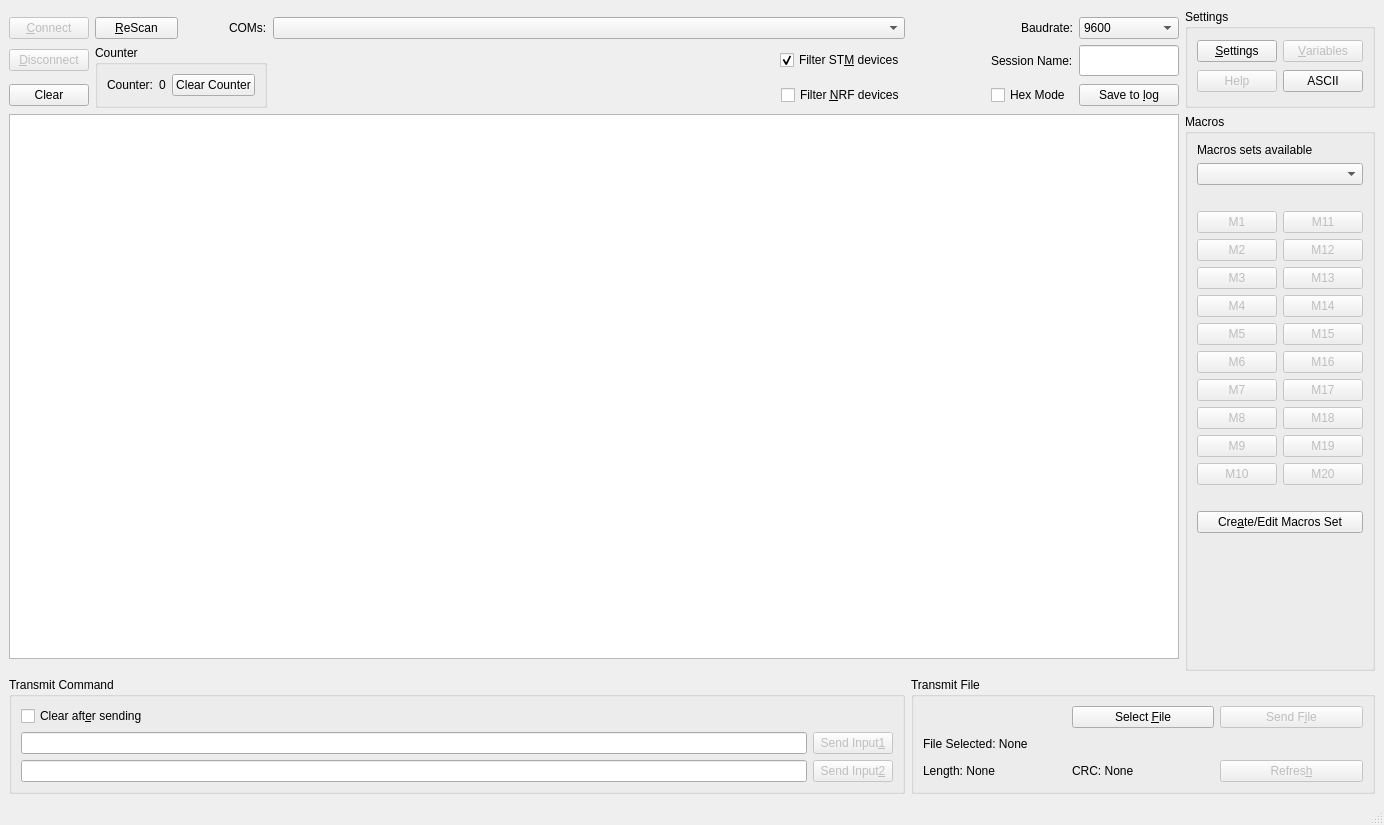
Old version of the form Terminal.ui in the repository notiel/OstrannaTerminal.
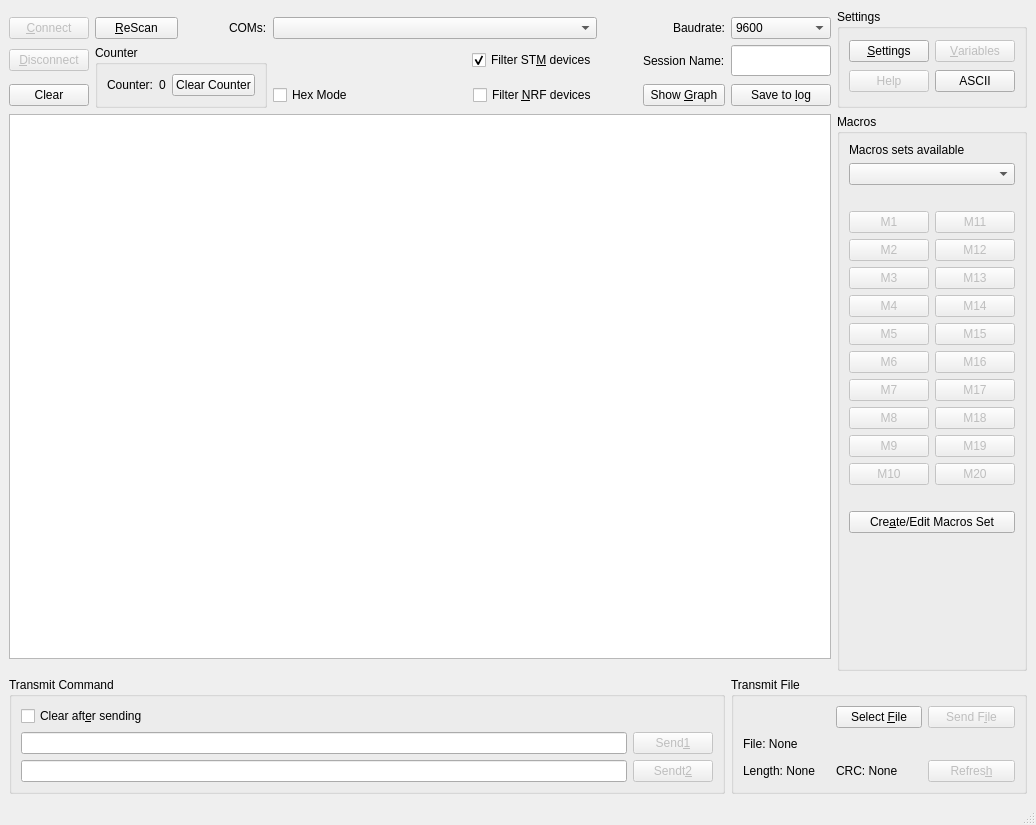
New version of the form. Icons and pictures are not drawn.

The edit to the form file:
```diff
--- a/Terminal.ui
+++ b/Terminal.ui
@@ -6,7 +6,7 @@
    <rect>
     <x>0</x>
     <y>0</y>
-    <width>1384</width>
+    <width>1036</width>
     <height>825</height>
    </rect>
   </property>
@@ -349,51 +349,6 @@
       </property>
      </widget>
     </item>
-    <item row="27" column="0" rowspan="2" colspan="11">
-     <widget class="QGroupBox" name="GBTansmit">
-      <property name="title">
-       <string>Transmit Command</string>
-      </property>
-      <layout class="QGridLayout" name="gridLayout_8">
-       <item row="2" column="0">
-        <widget class="QLineEdit" name="TxtTransmit"/>
-       </item>
-       <item row="2" column="1">
-        <widget class="QPushButton" name="BtnSend">
-         <property name="enabled">
-          <bool>false</bool>
-         </property>
-         <property name="text">
-          <string>Send Input&amp;2</string>
-         </property>
-        </widget>
-       </item>
-       <item row="1" column="1">
-        <widget class="QPushButton" name="BtnSend2">
-         <property name="enabled">
-          <bool>false</bool>
-         </property>
-         <property name="text">
-          <string>Send Input&amp;1</string>
-         </property>
-        </widget>
-       </item>
-       <item row="1" column="0">
-        <widget class="QLineEdit" name="TxtTransmit2"/>
-       </item>
-       <item row="0" column="0">
-        <widget class="QCheckBox" name="CBClear">
-         <property name="text">
-          <string>Clear aft&amp;er sending</string>
-         </property>
-         <property name="checked">
-          <bool>false</bool>
-         </property>
-        </widget>
-       </item>
-      </layout>
-     </widget>
-    </item>
     <item row="3" column="14" rowspan="4" colspan="2">
      <widget class="QGroupBox" name="GBSettings">
       <property name="title">
@@ -456,13 +411,6 @@
       </property>
      </widget>
     </item>
-    <item row="6" column="12">
-     <widget class="QCheckBox" name="CBHex">
-      <property name="text">
-       <string>Hex Mode</string>
-      </property>
-     </widget>
-    </item>
     <item row="5" column="13">
      <widget class="QLineEdit" name="LineName">
       <property name="sizePolicy">
@@ -484,67 +432,6 @@
       </property>
      </widget>
     </item>
-    <item row="27" column="11" rowspan="2" colspan="5">
-     <widget class="QGroupBox" name="GBTransmit">
-      <property name="title">
-       <string>Transmit File</string>
-      </property>
-      <layout class="QGridLayout" name="gridLayout_7">
-       <item row="2" column="0">
-        <widget class="QLabel" name="LblLength">
-         <property name="text">
-          <string>Length: None</string>
-         </property>
-        </widget>
-       </item>
-       <item row="2" column="1">
-        <widget class="QLabel" name="LblCrc">
-         <property name="text">
-          <string>CRC: None</string>
-         </property>
-        </widget>
-       </item>
-       <item row="2" column="2">
-        <widget class="QPushButton" name="BtnRefresh">
-         <property name="enabled">
-          <bool>false</bool>
-         </property>
-         <property name="text">
-          <string>Refres&amp;h</string>
-         </property>
-         <property name="icon">
-          <iconset resource="logo.qrc">
-           <normaloff>:/Refresh/icon/kisspng_computer_icons_icon_design_clip_art_database_icon_5ab2e5fb7763e8.png</normaloff>:/Refresh/icon/kisspng_computer_icons_icon_design_clip_art_database_icon_5ab2e5fb7763e8.png</iconset>
-         </property>
-        </widget>
-       </item>
-       <item row="0" column="2">
-        <widget class="QPushButton" name="BtnSendFile">
-         <property name="enabled">
-          <bool>false</bool>
-         </property>
-         <property name="text">
-          <string>Send F&amp;ile</string>
-         </property>
-        </widget>
-       </item>
-       <item row="0" column="1">
-        <widget class="QPushButton" name="BtnFile">
-         <property name="text">
-          <string>Select &amp;File</string>
-         </property>
-        </widget>
-       </item>
-       <item row="1" column="0" colspan="3">
-        <widget class="QLabel" name="LblFile">
-         <property name="text">
-          <string>File Selected: None</string>
-         </property>
-        </widget>
-       </item>
-      </layout>
-     </widget>
-    </item>
     <item row="6" column="13">
      <widget class="QPushButton" name="BtnSave">
       <property name="maximumSize">
@@ -665,6 +552,126 @@
       </property>
      </widget>
     </item>
+    <item row="27" column="13" rowspan="2" colspan="3">
+     <widget class="QGroupBox" name="GBTransmit">
+      <property name="title">
+       <string>Transmit File</string>
+      </property>
+      <layout class="QGridLayout" name="gridLayout_7">
+       <item row="2" column="0">
+        <widget class="QLabel" name="LblLength">
+         <property name="text">
+          <string>Length: None</string>
+         </property>
+        </widget>
+       </item>
+       <item row="2" column="1">
+        <widget class="QLabel" name="LblCrc">
+         <property name="text">
+          <string>CRC: None</string>
+         </property>
+        </widget>
+       </item>
+       <item row="2" column="2">
+        <widget class="QPushButton" name="BtnRefresh">
+         <property name="enabled">
+          <bool>false</bool>
+         </property>
+         <property name="text">
+          <string>Refres&amp;h</string>
+         </property>
+         <property name="icon">
+          <iconset resource="logo.qrc">
+           <normaloff>:/Refresh/icon/kisspng_computer_icons_icon_design_clip_art_database_icon_5ab2e5fb7763e8.png</normaloff>:/Refresh/icon/kisspng_computer_icons_icon_design_clip_art_database_icon_5ab2e5fb7763e8.png</iconset>
+         </property>
+        </widget>
+       </item>
+       <item row="0" column="2">
+        <widget class="QPushButton" name="BtnSendFile">
+         <property name="enabled">
+          <bool>false</bool>
+         </property>
+         <property name="text">
+          <string>Send F&amp;ile</string>
+         </property>
+        </widget>
+       </item>
+       <item row="0" column="1">
+        <widget class="QPushButton" name="BtnFile">
+         <property name="text">
+          <string>Select &amp;File</string>
+         </property>
+        </widget>
+       </item>
+       <item row="1" column="0" colspan="3">
+        <widget class="QLabel" name="LblFile">
+         <property name="text">
+          <string>File: None</string>
+         </property>
+        </widget>
+       </item>
+      </layout>
+     </widget>
+    </item>
+    <item row="27" column="0" rowspan="2" colspan="13">
+     <widget class="QGroupBox" name="GBTansmit">
+      <property name="title">
+       <string>Transmit Command</string>
+      </property>
+      <layout class="QGridLayout" name="gridLayout_8">
+       <item row="2" column="0">
+        <widget class="QLineEdit" name="TxtTransmit"/>
+       </item>
+       <item row="2" column="1">
+        <widget class="QPushButton" name="BtnSend">
+         <property name="enabled">
+          <bool>false</bool>
+         </property>
+         <property name="text">
+          <string>Sendt&amp;2</string>
+         </property>
+        </widget>
+       </item>
+       <item row="1" column="1">
+        <widget class="QPushButton" name="BtnSend2">
+         <property name="enabled">
+          <bool>false</bool>
+         </property>
+         <property name="text">
+          <string>Send&amp;1</string>
+         </property>
+        </widget>
+       </item>
+       <item row="1" column="0">
+        <widget class="QLineEdit" name="TxtTransmit2"/>
+       </item>
+       <item row="0" column="0">
+        <widget class="QCheckBox" name="CBClear">
+         <property name="text">
+          <string>Clear aft&amp;er sending</string>
+         </property>
+         <property name="checked">
+          <bool>false</bool>
+         </property>
+        </widget>
+       </item>
+      </layout>
+     </widget>
+    </item>
+    <item row="6" column="3" colspan="5">
+     <widget class="QCheckBox" name="CBHex">
+      <property name="text">
+       <string>Hex Mode</string>
+      </property>
+     </widget>
+    </item>
+    <item row="6" column="12">
+     <widget class="QPushButton" name="BtnGraph">
+      <property name="text">
+       <string>Show &amp;Graph</string>
+      </property>
+     </widget>
+    </item>
    </layout>
   </widget>
   <widget class="QStatusBar" name="statusbar"/>
```
Left out of the diff: 4 changed lines with no effect on the pictures.
